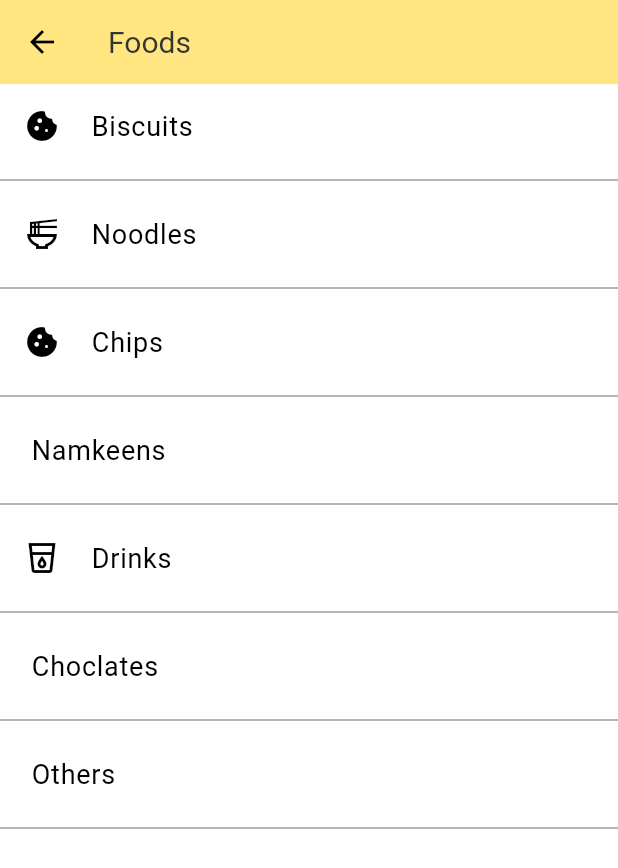
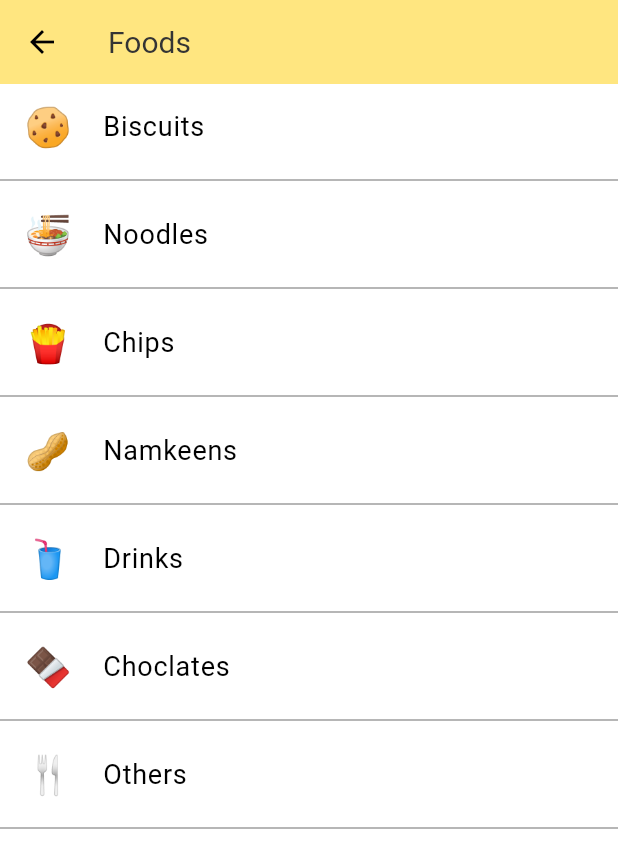
Before and after one commit to ARYANRAJ990/v_cart, a Flutter app: the product_upload screen opened directly, after a tap on "Foods", on a phone screen of 412 x 824 dp. Shown: the top 868 px of the screen. Run offline on Flutter 3.47's test engine with Material 3 defaults, Android fonts, the phone set to English and light mode, and no system bars; our stand-ins replace cloud_firestore, curved_labeled_navigation_bar, firebase_auth, flutter_chat_types, flutter_chat_ui, flutter_spinkit and 3 more; missing offline and left inert: show_hide_password; accounts and stored records are empty.

Commit message:
update
update

```diff
--- a/lib/uploding_button/Product_Category.dart
+++ b/lib/uploding_button/Product_Category.dart
@@ -24,7 +24,9 @@ class _Product_CatState extends State<Product_Cat> {
       body: Column(
         children: [
           ListTile(
-            leading: Icon(Icons.cookie_rounded,color: Colors.black,),
+            leading:  Text('🍪',style: TextStyle(
+              fontSize: 25,
+            ),),
             titleAlignment: ListTileTitleAlignment.center,
             title: const Text(' Biscuits ',style: TextStyle(
                 color: Colors.black,
@@ -42,7 +44,9 @@ class _Product_CatState extends State<Product_Cat> {
             color: Colors.grey,
           ),
           ListTile(
-            leading: Icon(Icons.ramen_dining_outlined,color: Colors.black,),
+            leading:Text('🍜',style: TextStyle(
+              fontSize: 25,
+            ),),
             titleAlignment: ListTileTitleAlignment.center,
             title: const Text(' Noodles ',style: TextStyle(
                 color: Colors.black,
@@ -60,7 +64,9 @@ class _Product_CatState extends State<Product_Cat> {
             color: Colors.grey,
           ),
           ListTile(
-            leading: Icon(Icons.cookie_rounded,color: Colors.black,),
+            leading: Text('🍟',style: TextStyle(
+              fontSize: 25,
+            ),),
             titleAlignment: ListTileTitleAlignment.center,
             title: const Text(' Chips ',style: TextStyle(
                 color: Colors.black,
@@ -78,6 +84,9 @@ class _Product_CatState extends State<Product_Cat> {
             color: Colors.grey,
           ),
           ListTile(
+            leading: Text('🥜',style: TextStyle(
+              fontSize: 25,
+            ),),
             titleAlignment: ListTileTitleAlignment.center,
             title: const Text(' Namkeens ',style: TextStyle(
                 color: Colors.black,
@@ -95,8 +104,9 @@ class _Product_CatState extends State<Product_Cat> {
             color: Colors.grey,
           ),
           ListTile(
-            leading: Icon(Icons.local_drink_outlined,color: Colors.black,),
-            titleAlignment: ListTileTitleAlignment.center,
+            leading: Text('🥤',style: TextStyle(
+              fontSize: 25,
+            ),),            titleAlignment: ListTileTitleAlignment.center,
             title: const Text(' Drinks ',style: TextStyle(
                 color: Colors.black,
                 fontWeight: FontWeight.normal,
@@ -113,6 +123,9 @@ class _Product_CatState extends State<Product_Cat> {
             color: Colors.grey,
           ),
           ListTile(
+            leading: Text('🍫',style: TextStyle(
+              fontSize: 25,
+            ),),
             titleAlignment: ListTileTitleAlignment.center,
             title: const Text(' Choclates ',style: TextStyle(
                 color: Colors.black,
@@ -130,6 +143,10 @@ class _Product_CatState extends State<Product_Cat> {
             color: Colors.grey,
           ),
           ListTile(
+            leading: Text('🍴',style: TextStyle(
+              color: Colors.black,
+              fontSize: 25,
+            ),),
             titleAlignment: ListTileTitleAlignment.center,
             title: const Text(' Others ',style: TextStyle(
                 color: Colors.black,
--- a/lib/uploding_button/product_upload.dart
+++ b/lib/uploding_button/product_upload.dart
@@ -45,7 +45,7 @@ class _product_uploadState extends State<product_upload> {
                         height: 100,
                         width: 100,
                         decoration: BoxDecoration(
-                          color: Colors.grey[400],
+                          color: Colors.grey[700],
                           borderRadius: BorderRadius.circular(10),
                         ),
                         child: Column(
@@ -79,7 +79,7 @@ class _product_uploadState extends State<product_upload> {
                         height: 100,
                         width: 100,
                         decoration: BoxDecoration(
-                          color: Colors.grey[400],
+                          color: Colors.grey[700],
                           borderRadius: BorderRadius.circular(10),
                         ),
                         child: Column(
@@ -120,7 +120,7 @@ class _product_uploadState extends State<product_upload> {
                       height: 100,
                       width: 100,
                       decoration: BoxDecoration(
-                        color: Colors.grey[400],
+                        color: Colors.grey[700],
                         borderRadius: BorderRadius.circular(10),
                       ),
                       child: Column(
@@ -154,7 +154,7 @@ class _product_uploadState extends State<product_upload> {
                       height: 100,
                       width: 100,
                       decoration: BoxDecoration(
-                        color: Colors.grey[400],
+                        color: Colors.grey[700],
                         borderRadius: BorderRadius.circular(10),
                       ),
                       child: Column(
@@ -194,7 +194,7 @@ class _product_uploadState extends State<product_upload> {
                       height: 100,
                       width: 100,
                       decoration: BoxDecoration(
-                        color: Colors.grey[400],
+                        color: Colors.grey[700],
                         borderRadius: BorderRadius.circular(10),
                       ),
                       child: Column(
@@ -228,7 +228,7 @@ class _product_uploadState extends State<product_upload> {
                       height: 100,
                       width: 100,
                       decoration: BoxDecoration(
-                        color: Colors.grey[400],
+                        color: Colors.grey[700],
                         borderRadius: BorderRadius.circular(10),
                       ),
                       child: Column(
```
